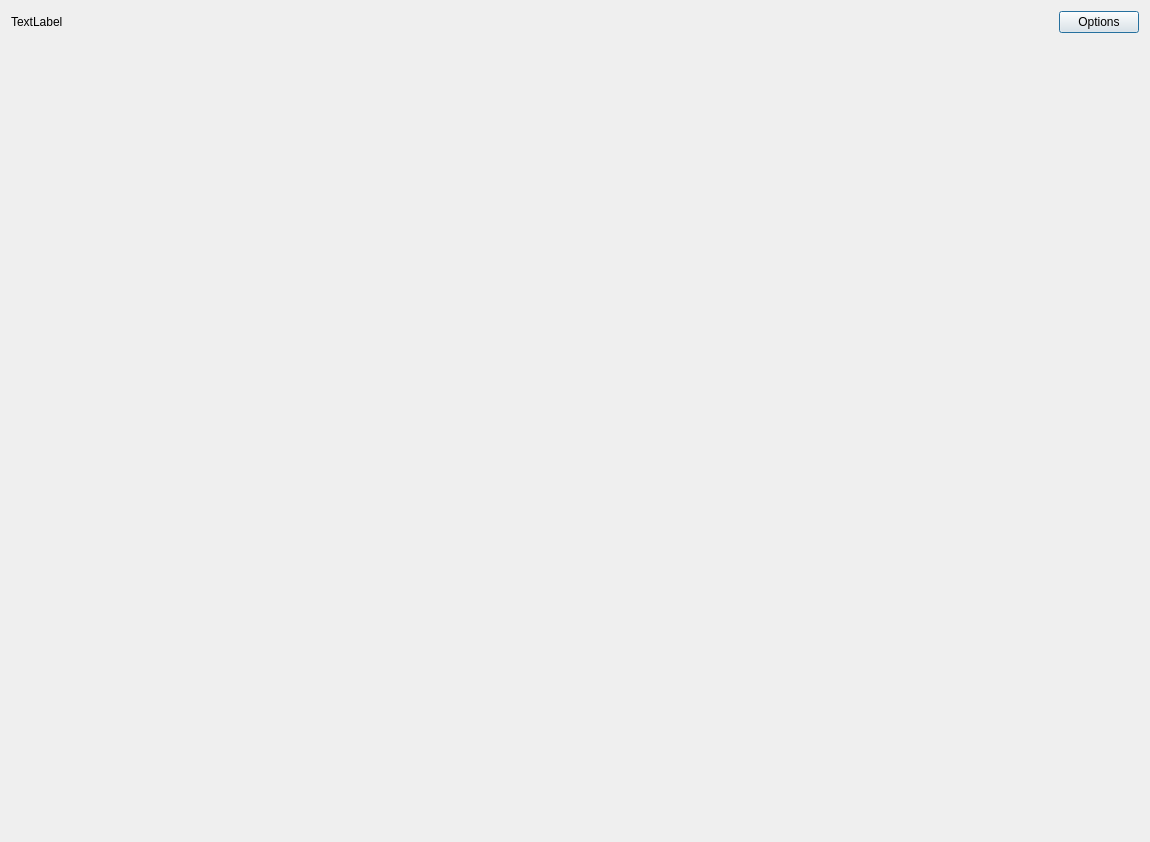
Old version of the form groot/frontends/gui/forms/designer/frm_webtree_designer.ui in the repository JMcInerneyLab/groot.
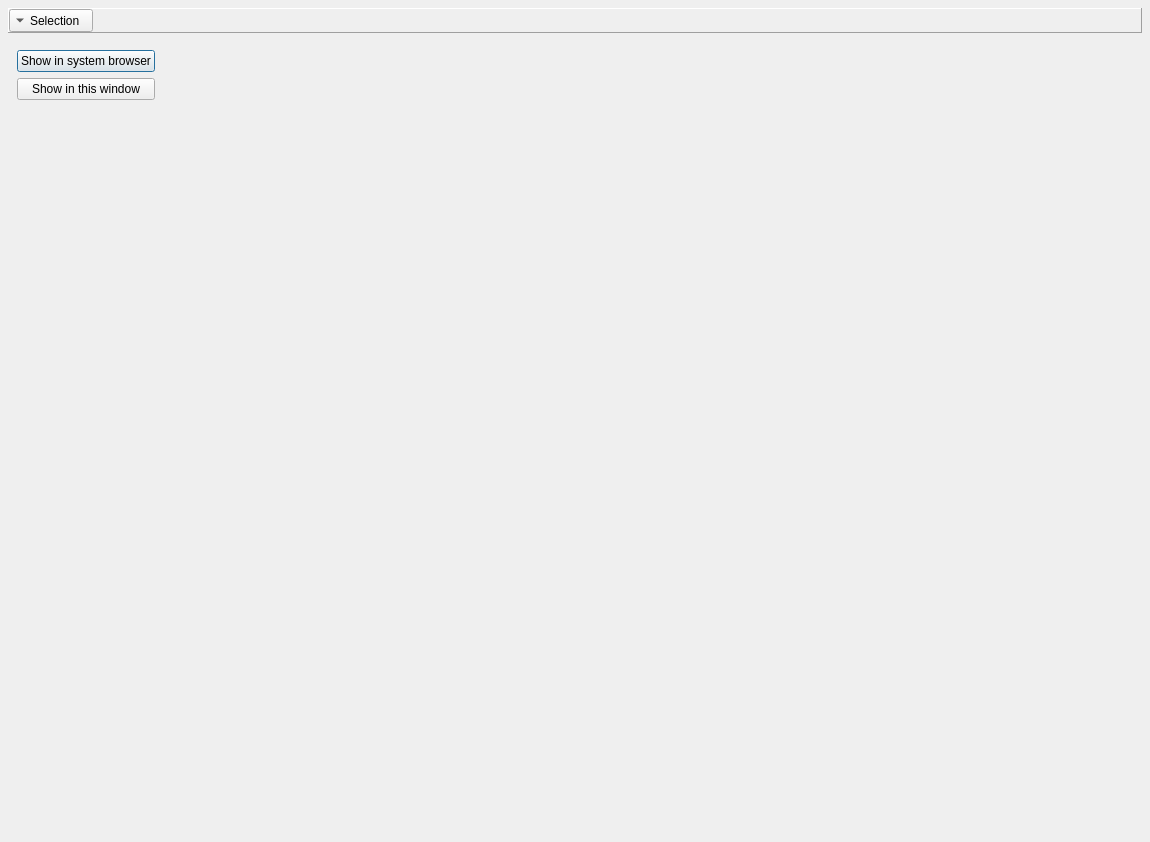
New version of the form.

The edit to the form file:
```diff
--- a/groot/frontends/gui/forms/designer/frm_webtree_designer.ui
+++ b/groot/frontends/gui/forms/designer/frm_webtree_designer.ui
@@ -14,32 +14,125 @@
    <string>Dialog</string>
   </property>
   <layout class="QVBoxLayout" name="verticalLayout">
+   <property name="spacing">
+    <number>8</number>
+   </property>
+   <property name="leftMargin">
+    <number>8</number>
+   </property>
+   <property name="topMargin">
+    <number>8</number>
+   </property>
+   <property name="rightMargin">
+    <number>8</number>
+   </property>
+   <property name="bottomMargin">
+    <number>8</number>
+   </property>
    <item>
+    <widget class="QFrame" name="frame">
+     <property name="frameShape">
+      <enum>QFrame::Panel</enum>
+     </property>
+     <property name="frameShadow">
+      <enum>QFrame::Raised</enum>
+     </property>
     <layout class="QHBoxLayout" name="horizontalLayout_21">
+      <property name="spacing">
+       <number>0</number>
+      </property>
+      <property name="leftMargin">
+       <number>0</number>
+      </property>
+      <property name="topMargin">
+       <number>0</number>
+      </property>
+      <property name="rightMargin">
+       <number>0</number>
+      </property>
+      <property name="bottomMargin">
+       <number>0</number>
+      </property>
      <item>
-      <widget class="QLabel" name="label_27">
+       <widget class="QToolButton" name="BTN_SELECTION">
+        <property name="text">
+         <string>Selection</string>
+        </property>
+        <property name="toolButtonStyle">
+         <enum>Qt::ToolButtonTextBesideIcon</enum>
+        </property>
+        <property name="arrowType">
+         <enum>Qt::DownArrow</enum>
+        </property>
+       </widget>
+      </item>
+      <item>
+       <spacer name="horizontalSpacer">
+        <property name="orientation">
+         <enum>Qt::Horizontal</enum>
+        </property>
+        <property name="sizeHint" stdset="0">
+         <size>
+          <width>40</width>
+          <height>20</height>
+         </size>
+        </property>
+       </spacer>
+      </item>
+     </layout>
+    </widget>
+   </item>
+   <item>
+    <widget class="QWidget" name="WIDGET_OPEN" native="true">
        <property name="sizePolicy">
-        <sizepolicy hsizetype="Expanding" vsizetype="Preferred">
+      <sizepolicy hsizetype="Preferred" vsizetype="Expanding">
          <horstretch>0</horstretch>
          <verstretch>0</verstretch>
         </sizepolicy>
        </property>
-       <property name="text">
-        <string>TextLabel</string>
-       </property>
-       <property name="style" stdset="0">
-        <string>heading</string>
-       </property>
-      </widget>
-     </item>
-     <item>
-      <widget class="QPushButton" name="pushButton_30">
+     <layout class="QGridLayout" name="gridLayout">
+      <item row="2" column="0">
+       <spacer name="verticalSpacer">
+        <property name="orientation">
+         <enum>Qt::Vertical</enum>
+        </property>
+        <property name="sizeHint" stdset="0">
+         <size>
+          <width>20</width>
+          <height>40</height>
+         </size>
+        </property>
+       </spacer>
+      </item>
+      <item row="0" column="0">
+       <widget class="QPushButton" name="BTN_SYSTEM_BROWSER">
+        <property name="text">
+         <string>Show in system browser</string>
+        </property>
+       </widget>
+      </item>
+      <item row="1" column="0">
+       <widget class="QPushButton" name="BTN_BROWSE_HERE">
        <property name="text">
-        <string>Options</string>
+         <string>Show in this window</string>
        </property>
       </widget>
      </item>
-    </layout>
+      <item row="0" column="1">
+       <spacer name="horizontalSpacer_2">
+        <property name="orientation">
+         <enum>Qt::Horizontal</enum>
+        </property>
+        <property name="sizeHint" stdset="0">
+         <size>
+          <width>40</width>
+          <height>20</height>
+         </size>
+        </property>
+       </spacer>
+      </item>
+     </layout>
+    </widget>
    </item>
    <item>
     <widget class="QWidget" name="widget" native="true">
```
Left out of the diff: 2 changed lines with no effect on the pictures. Lines whose indentation alone changed are shown as unchanged.
